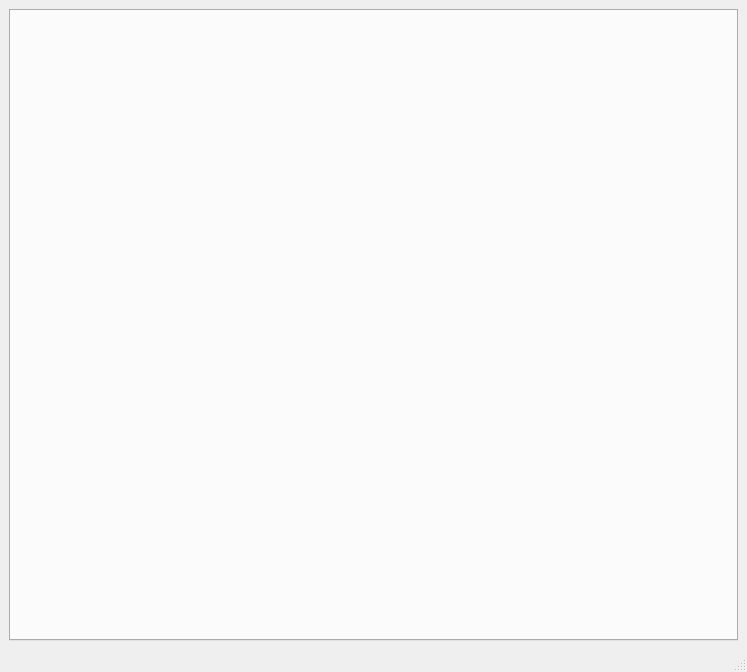
FastTrackOrg/FastTrack, file src/mainwindow.ui: the form before one commit.
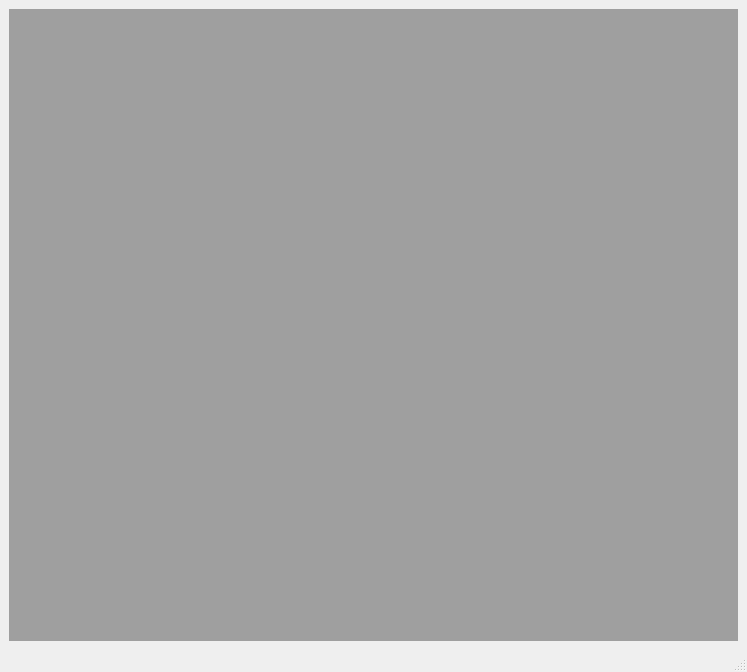
The form after the commit.

Patch:
```diff
--- a/src/mainwindow.ui
+++ b/src/mainwindow.ui
@@ -16,22 +16,7 @@
   <widget class="QWidget" name="centralwidget">
    <layout class="QGridLayout" name="gridLayout">
     <item row="0" column="2">
-     <widget class="QTabWidget" name="tabWidget">
-      <property name="tabPosition">
-       <enum>QTabWidget::North</enum>
-      </property>
-      <property name="tabShape">
-       <enum>QTabWidget::Rounded</enum>
-      </property>
-      <property name="currentIndex">
-       <number>-1</number>
-      </property>
-      <property name="iconSize">
-       <size>
-        <width>25</width>
-        <height>16</height>
-       </size>
-      </property>
+     <widget class="QMdiArea" name="mdiArea">
      </widget>
     </item>
    </layout>
```
